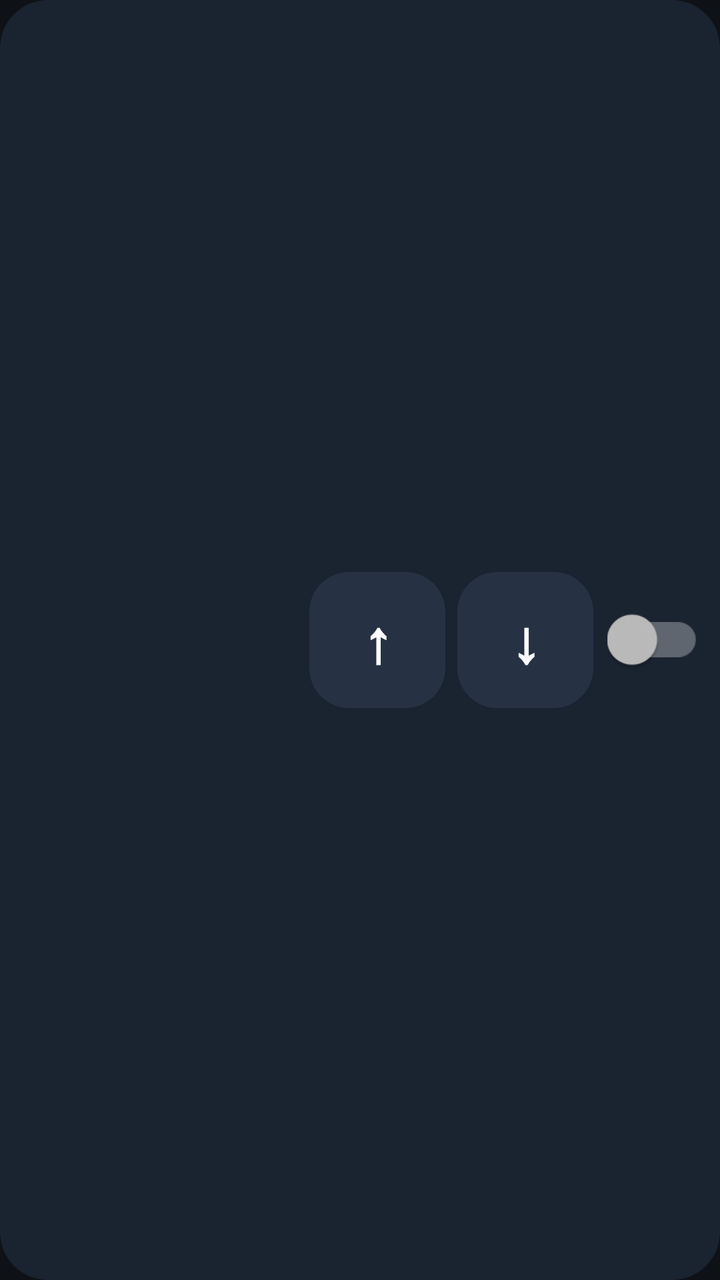
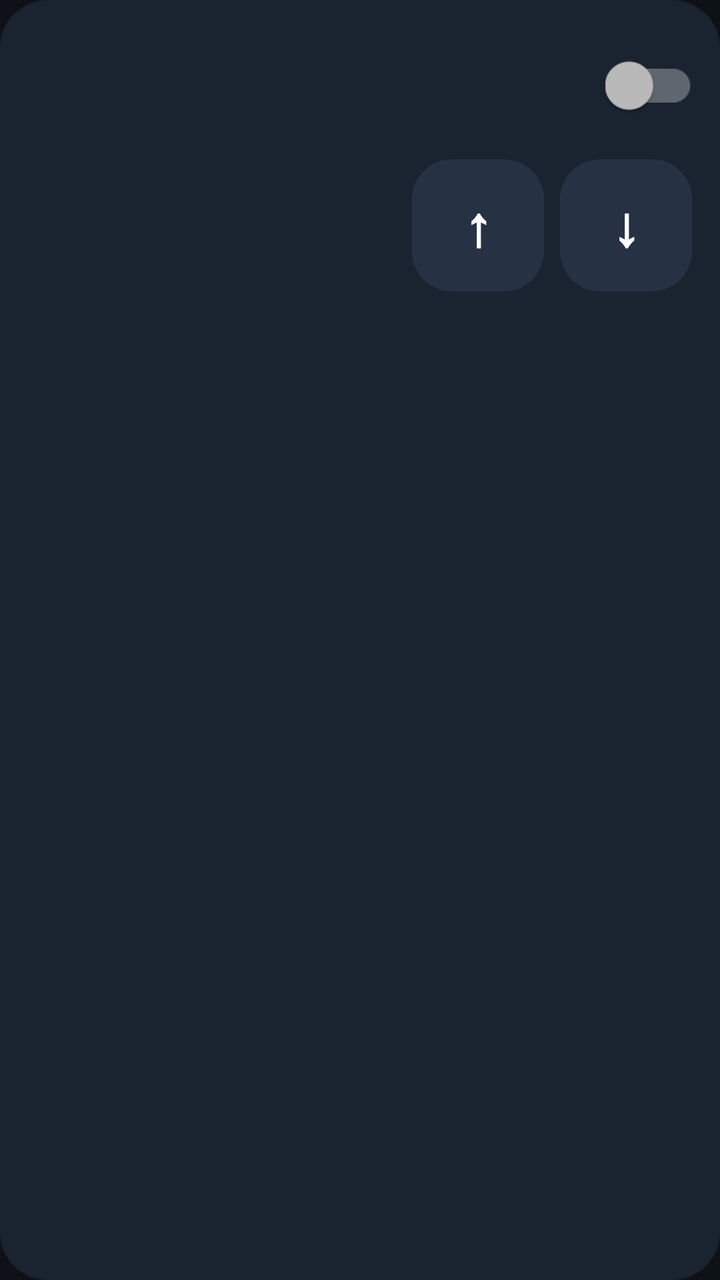

Screens rendered from an Android XML layout before and after an edit, with the pre-edit source and the edit as a unified diff.
<!-- AndroidManifest.xml: application theme Theme.OldPad -->
<!-- res/layout/item_manage.xml -->
<?xml version="1.0" encoding="utf-8"?>
<LinearLayout xmlns:android="http://schemas.android.com/apk/res/android"
    android:layout_width="match_parent"
    android:layout_height="wrap_content"
    android:layout_margin="5dp"
    android:background="@drawable/bg_card"
    android:gravity="center_vertical"
    android:minHeight="104dp"
    android:orientation="horizontal"
    android:paddingStart="18dp"
    android:paddingTop="10dp"
    android:paddingEnd="12dp"
    android:paddingBottom="10dp">

    <LinearLayout
        android:layout_width="0dp"
        android:layout_height="wrap_content"
        android:layout_weight="1"
        android:orientation="vertical">

        <TextView
            android:id="@+id/title"
            android:layout_width="match_parent"
            android:layout_height="wrap_content"
            android:ellipsize="end"
            android:maxLines="1"
            android:textColor="@color/text"
            android:textSize="27sp"
            android:textStyle="bold" />

        <TextView
            android:id="@+id/type"
            android:layout_width="match_parent"
            android:layout_height="wrap_content"
            android:textColor="@color/text_dim"
            android:textSize="19sp" />
    </LinearLayout>

    <TextView
        android:id="@+id/btnUp"
        android:layout_width="68dp"
        android:layout_height="68dp"
        android:layout_marginStart="8dp"
        android:background="@drawable/bg_button"
        android:contentDescription="@string/move_up"
        android:gravity="center"
        android:text="@string/arrow_up"
        android:textColor="@color/text"
        android:textSize="30sp"
        android:textStyle="bold" />

    <TextView
        android:id="@+id/btnDown"
        android:layout_width="68dp"
        android:layout_height="68dp"
        android:layout_marginStart="6dp"
        android:background="@drawable/bg_button"
        android:contentDescription="@string/move_down"
        android:gravity="center"
        android:text="@string/arrow_down"
        android:textColor="@color/text"
        android:textSize="30sp"
        android:textStyle="bold" />

    <androidx.appcompat.widget.SwitchCompat
        android:id="@+id/switchVisible"
        android:layout_width="wrap_content"
        android:layout_height="wrap_content"
        android:layout_marginStart="12dp"
        android:scaleX="1.25"
        android:scaleY="1.25" />
</LinearLayout>
<!-- resources referenced by this layout -->
<resources>
  <color name="text">#FFFFFF</color>
  <color name="text_dim">#C3CEDC</color>
  <!-- drawable bg_button (drawable) -->
  <?xml version="1.0" encoding="utf-8"?>
  <ripple xmlns:android="http://schemas.android.com/apk/res/android"
      android:color="#40FFC53D">
      <item>
          <shape android:shape="rectangle">
              <solid android:color="@color/button" />
              <corners android:radius="20dp" />
          </shape>
      </item>
  </ripple>
  <!-- drawable bg_card (drawable) -->
  <?xml version="1.0" encoding="utf-8"?>
  <shape xmlns:android="http://schemas.android.com/apk/res/android"
      android:shape="rectangle">
      <solid android:color="@color/card" />
      <corners android:radius="24dp" />
  </shape>
  <string name="arrow_down">↓</string>
  <string name="arrow_up">↑</string>
  <string name="move_down">下移</string>
  <string name="move_up">上移</string>
  <style name="Theme.OldPad" parent="Theme.AppCompat.NoActionBar">
          <item name="colorPrimary">@color/accent</item>
          <item name="colorPrimaryDark">@color/bg</item>
          <item name="colorAccent">@color/accent</item>
          <item name="android:windowBackground">@color/bg</item>
          <item name="android:colorBackground">@color/bg</item>
          <item name="android:statusBarColor">@color/bg</item>
          <item name="android:navigationBarColor">@color/bg</item>
          <item name="android:textColorPrimary">@color/text</item>
          <item name="android:textColorSecondary">@color/text_dim</item>
          <item name="android:windowLightStatusBar">false</item>
          <item name="android:forceDarkAllowed" tools:targetApi="29">false</item>
          <item name="android:windowActionModeOverlay">true</item>
      </style>
  <color name="button">#263244</color>
  <color name="card">#1A2330</color>
  <color name="accent">#FFC53D</color>
  <color name="bg">#0E1116</color>
</resources>

<!-- the commit's change to res/layout/item_manage.xml (unified diff, before → after) -->
@@ -4,69 +4,83 @@
     android:layout_height="wrap_content"
     android:layout_margin="5dp"
     android:background="@drawable/bg_card"
-    android:gravity="center_vertical"
-    android:minHeight="104dp"
-    android:orientation="horizontal"
+    android:orientation="vertical"
     android:paddingStart="18dp"
-    android:paddingTop="10dp"
-    android:paddingEnd="12dp"
+    android:paddingTop="12dp"
+    android:paddingEnd="14dp"
     android:paddingBottom="10dp">
 
     <LinearLayout
-        android:layout_width="0dp"
+        android:layout_width="match_parent"
         android:layout_height="wrap_content"
-        android:layout_weight="1"
-        android:orientation="vertical">
+        android:gravity="center_vertical"
+        android:orientation="horizontal">
+
+        <LinearLayout
+            android:layout_width="0dp"
+            android:layout_height="wrap_content"
+            android:layout_weight="1"
+            android:orientation="vertical">
+
+            <TextView
+                android:id="@+id/title"
+                android:layout_width="match_parent"
+                android:layout_height="wrap_content"
+                android:ellipsize="end"
+                android:maxLines="1"
+                android:textColor="@color/text"
+                android:textSize="27sp"
+                android:textStyle="bold" />
+
+            <TextView
+                android:id="@+id/type"
+                android:layout_width="match_parent"
+                android:layout_height="wrap_content"
+                android:ellipsize="end"
+                android:maxLines="1"
+                android:textColor="@color/text_dim"
+                android:textSize="19sp" />
+        </LinearLayout>
+
+        <androidx.appcompat.widget.SwitchCompat
+            android:id="@+id/switchVisible"
+            android:layout_width="wrap_content"
+            android:layout_height="wrap_content"
+            android:layout_marginStart="12dp"
+            android:scaleX="1.2"
+            android:scaleY="1.2" />
+    </LinearLayout>
+
+    <LinearLayout
+        android:layout_width="match_parent"
+        android:layout_height="wrap_content"
+        android:layout_marginTop="6dp"
+        android:gravity="end"
+        android:orientation="horizontal">
 
         <TextView
-            android:id="@+id/title"
-            android:layout_width="match_parent"
-            android:layout_height="wrap_content"
-            android:ellipsize="end"
-            android:maxLines="1"
+            android:id="@+id/btnUp"
+            android:layout_width="66dp"
+            android:layout_height="66dp"
+            android:background="@drawable/bg_button"
+            android:contentDescription="@string/move_up"
+            android:gravity="center"
+            android:text="@string/arrow_up"
             android:textColor="@color/text"
-            android:textSize="27sp"
+            android:textSize="28sp"
             android:textStyle="bold" />
 
         <TextView
-            android:id="@+id/type"
-            android:layout_width="match_parent"
-            android:layout_height="wrap_content"
-            android:textColor="@color/text_dim"
-            android:textSize="19sp" />
+            android:id="@+id/btnDown"
+            android:layout_width="66dp"
+            android:layout_height="66dp"
+            android:layout_marginStart="8dp"
+            android:background="@drawable/bg_button"
+            android:contentDescription="@string/move_down"
+            android:gravity="center"
+            android:text="@string/arrow_down"
+            android:textColor="@color/text"
+            android:textSize="28sp"
+            android:textStyle="bold" />
     </LinearLayout>
-
-    <TextView
-        android:id="@+id/btnUp"
-        android:layout_width="68dp"
-        android:layout_height="68dp"
-        android:layout_marginStart="8dp"
-        android:background="@drawable/bg_button"
-        android:contentDescription="@string/move_up"
-        android:gravity="center"
-        android:text="@string/arrow_up"
-        android:textColor="@color/text"
-        android:textSize="30sp"
-        android:textStyle="bold" />
-
-    <TextView
-        android:id="@+id/btnDown"
-        android:layout_width="68dp"
-        android:layout_height="68dp"
-        android:layout_marginStart="6dp"
-        android:background="@drawable/bg_button"
-        android:contentDescription="@string/move_down"
-        android:gravity="center"
-        android:text="@string/arrow_down"
-        android:textColor="@color/text"
-        android:textSize="30sp"
-        android:textStyle="bold" />
-
-    <androidx.appcompat.widget.SwitchCompat
-        android:id="@+id/switchVisible"
-        android:layout_width="wrap_content"
-        android:layout_height="wrap_content"
-        android:layout_marginStart="12dp"
-        android:scaleX="1.25"
-        android:scaleY="1.25" />
 </LinearLayout>
